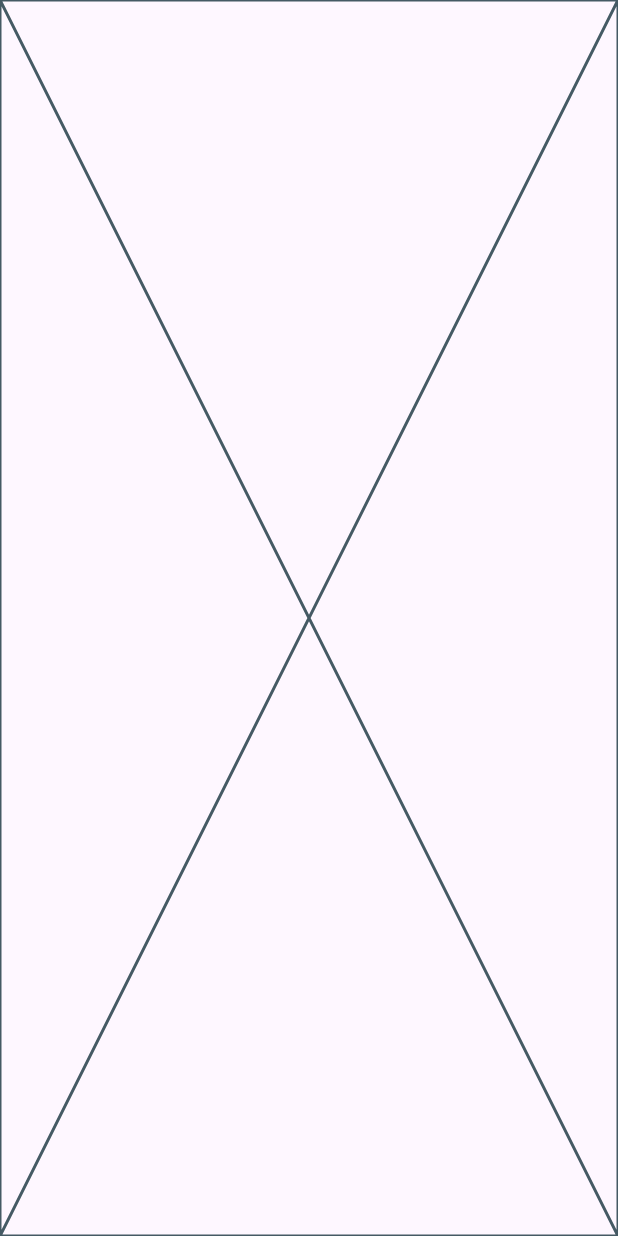
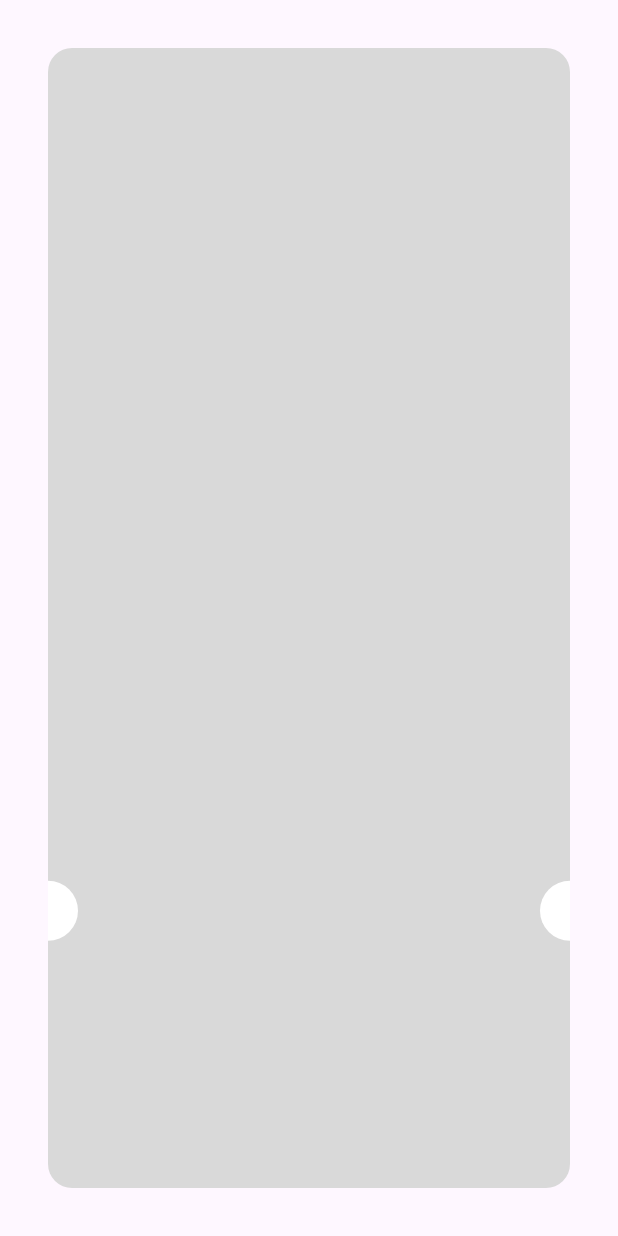
Before and after one commit to reemmohmed/flutter_payment, a Flutter app: the ThankYou screen opened directly, on a phone screen of 412 x 824 dp. Run offline on Flutter 3.47's test engine with Material 3 defaults, Android fonts, the phone set to English and light mode, and no system bars; our stand-ins replace flutter_credit_card.

Commit message:
bottomCircle in screen

```diff
--- a/lib/Features/cheacOut/presentation/widgets/thank_you_body.dart
+++ b/lib/Features/cheacOut/presentation/widgets/thank_you_body.dart
@@ -5,6 +5,31 @@
 
   @override
   Widget build(BuildContext context) {
-    return const Placeholder();
+    return Padding(
+      padding: const EdgeInsets.all(32),
+      child: Stack(
+        children: [
+          Container(
+            decoration: ShapeDecoration(
+                color: const Color(0xffD9D9D9),
+                shape: RoundedRectangleBorder(
+                    borderRadius: BorderRadius.circular(16))),
+          ),
+          Positioned(
+            left: -20,
+            bottom: MediaQuery.of(context).size.height * .2,
+            child: const CircleAvatar(
+              backgroundColor: Colors.white,
+            ),
+          ),
+          Positioned(
+              right: -20,
+              bottom: MediaQuery.of(context).size.height * .2,
+              child: const CircleAvatar(
+                backgroundColor: Colors.white,
+              ))
+        ],
+      ),
+    );
   }
 }
```
